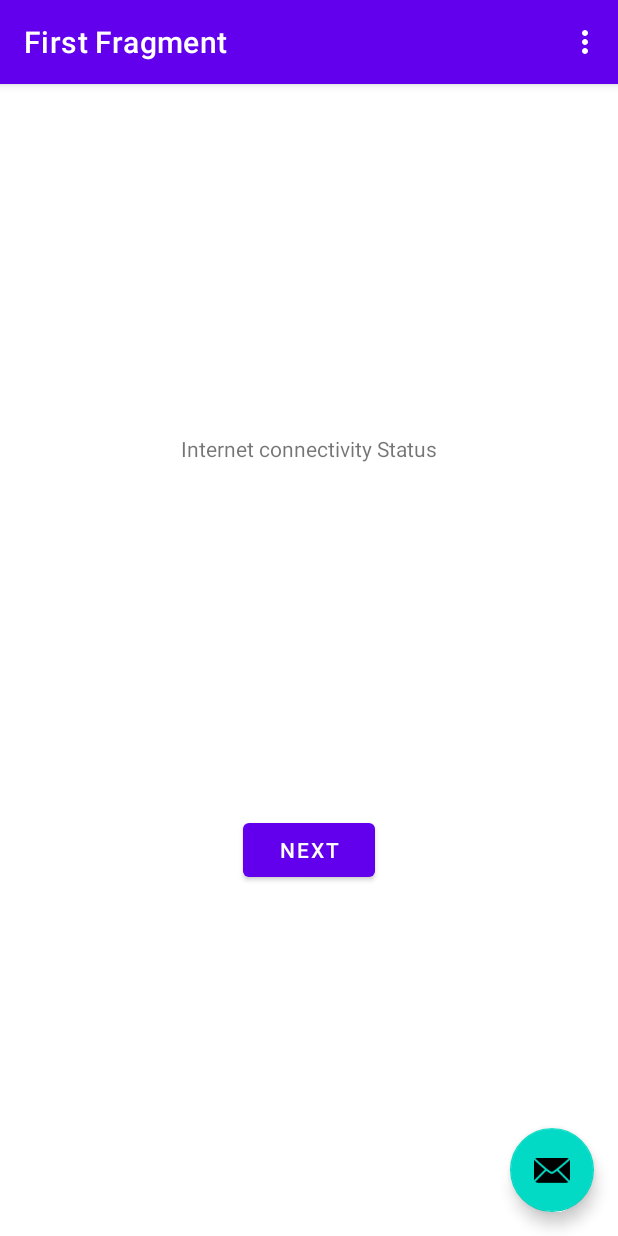
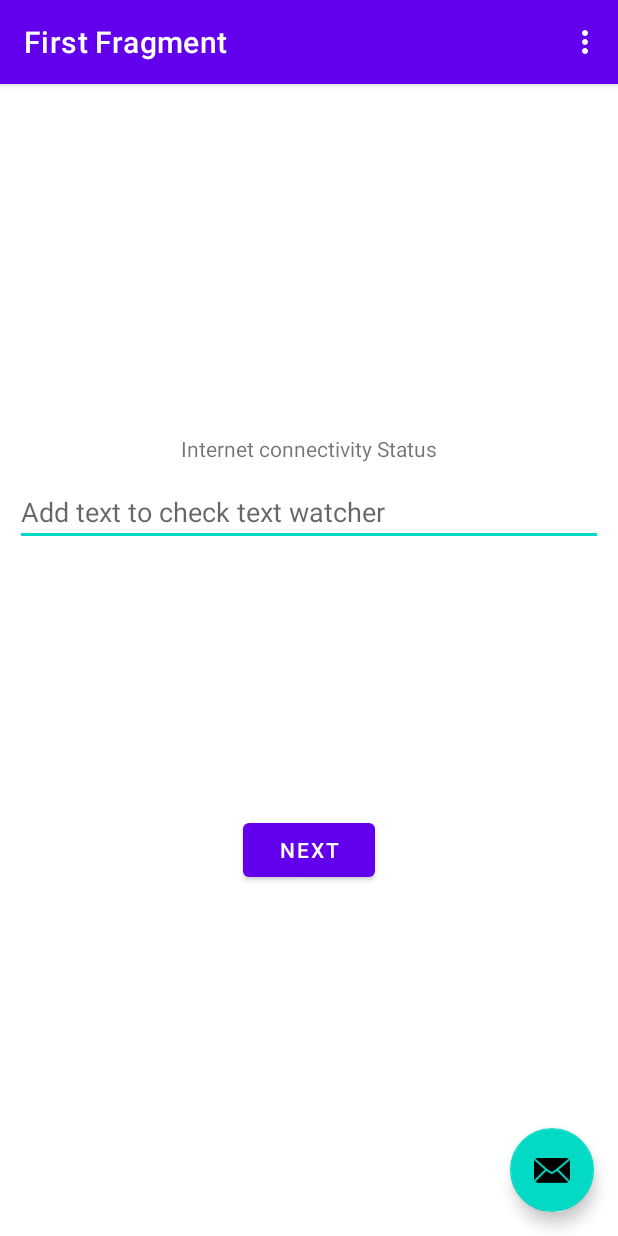
Before and after one commit to vrajendraBhavsar/CallbackFlowApiNetworkCheck, an Android app: the screen it shows after launch (MainActivity), on a phone screen of 412 x 824 dp. Run offline under Robolectric (Android 15) with nearby library versions, the phone set to English and light mode, and no system bars; our stand-ins replace navigation-ui.

Commit message:
- Callback Api with Textwatcher callback

```diff
--- a/app/src/main/java/com/example/callbackflowapinetworkcheck/FirstFragment.kt
+++ b/app/src/main/java/com/example/callbackflowapinetworkcheck/FirstFragment.kt
@@ -1,6 +1,7 @@
 package com.example.callbackflowapinetworkcheck
 
 import android.os.Bundle
+import android.util.Log
 import android.view.LayoutInflater
 import android.view.View
 import android.view.ViewGroup
@@ -8,13 +9,17 @@ import androidx.core.content.ContextCompat
 import androidx.fragment.app.Fragment
 import androidx.lifecycle.lifecycleScope
 import com.example.callbackflowapinetworkcheck.databinding.FragmentFirstBinding
+import com.example.callbackflowapinetworkcheck.util.checkEtTextChange
 import com.example.callbackflowapinetworkcheck.util.checkNetwork
 import kotlinx.coroutines.ExperimentalCoroutinesApi
+import kotlinx.coroutines.FlowPreview
 import kotlinx.coroutines.flow.collect
+import kotlinx.coroutines.flow.debounce
 
 /**
  * A simple [Fragment] subclass as the default destination in the navigation.
  */
+@FlowPreview
 @ExperimentalCoroutinesApi
 class FirstFragment : Fragment() {
 
@@ -42,25 +47,22 @@ class FirstFragment : Fragment() {
             requireContext().checkNetwork().collect { networkStatusBoolean ->
                 val check = when (networkStatusBoolean) {
                     true -> {
-//                        binding.tvNetworkStatus.setTextColor(
-//                            ContextCompat.getColor(
-//                                requireContext(),
-//                                R.color.green
-//                            )
-//                        )
                         "Connected with Internet"
                     }
                     false -> {
-//                        binding.tvNetworkStatus.setTextColor(
-//                            ContextCompat.getColor(
-//                                requireContext(),
-//                                R.color.red
-//                            )
-//                        )
                         "Not connected"
                     }
                 }
                 binding.tvNetworkStatus.text = check
+            }
+        }
+
+        lifecycleScope.launchWhenStarted {
+            binding.etTextChange.checkEtTextChange()
+                .debounce(500L) //500 millis ma jetlu text type thashe, eeetlo text add thashe
+                .collect { newText->
+                binding.tvNetworkStatus.text = "${binding.tvNetworkStatus.text} $newText"
+                    Log.d("VRAJTEST", "onViewCreated: $newText")
             }
         }
     }
--- a/app/src/main/java/com/example/callbackflowapinetworkcheck/util/NetworkUtil.kt
+++ b/app/src/main/java/com/example/callbackflowapinetworkcheck/util/NetworkUtil.kt
@@ -5,6 +5,9 @@ import android.net.ConnectivityManager
 import android.net.Network
 import android.net.NetworkCapabilities
 import android.net.NetworkRequest
+import android.text.Editable
+import android.text.TextWatcher
+import android.widget.EditText
 import kotlinx.coroutines.ExperimentalCoroutinesApi
 import kotlinx.coroutines.channels.awaitClose
 import kotlinx.coroutines.flow.Flow
@@ -45,7 +48,6 @@ fun Context.checkNetwork():Flow<Boolean> = callbackFlow {    //we directly wanna
 
 //callbackFlow -> Convert callbackFlow{} ma used callback into FLow.
 
-
 /* What we did here ?
 * 1. Created Network callback..to get the network status (Aa check krvanu kaam manager kari aapshe)
 * 2. Added Manager(ConnectivityManager) which will check Connectivity status
@@ -54,3 +56,28 @@ fun Context.checkNetwork():Flow<Boolean> = callbackFlow {    //we directly wanna
 *                    otherwise the callback may keep running even when the flow collector is already completed. To avoid such leaks,
 *                    this method throws IllegalStateException if block returns, but the channel is not closed yet.
 * */
+
+fun EditText.checkEtTextChange(): Flow<Editable?> = callbackFlow { //Editable -> when we type new text we get this type od data, Its a NEW text.
+    //1. Callback
+    val textWatcherCallback = object  : TextWatcher{
+        override fun beforeTextChanged(p0: CharSequence?, p1: Int, p2: Int, p3: Int) {
+
+        }
+
+        override fun onTextChanged(p0: CharSequence?, p1: Int, p2: Int, p3: Int) {
+
+        }
+
+        override fun afterTextChanged(newText: Editable?) {
+            //Je text type thahe, eene aapde Emit karavishu..jene collector collect kari lishe
+            offer(newText)
+        }
+    }
+    //2. Attached callback with text change listener
+    addTextChangedListener(textWatcherCallback)
+
+    /*3. unregister callback*/
+    awaitClose {    //Application destroy thata, badha callbacks remove karva
+        removeTextChangedListener(textWatcherCallback)
+    }
+}
--- a/app/src/main/res/layout/fragment_first.xml
+++ b/app/src/main/res/layout/fragment_first.xml
@@ -16,6 +16,16 @@
         app:layout_constraintStart_toStartOf="parent"
         app:layout_constraintTop_toTopOf="parent" />
 
+    <androidx.appcompat.widget.AppCompatEditText
+        android:id="@+id/etTextChange"
+        android:layout_width="match_parent"
+        android:layout_height="wrap_content"
+        android:layout_margin="10dp"
+        android:hint="Add text to check text watcher"
+        app:layout_constraintEnd_toEndOf="parent"
+        app:layout_constraintStart_toStartOf="parent"
+        app:layout_constraintTop_toBottomOf="@+id/tvNetworkStatus" />
+
     <Button
         android:id="@+id/button_first"
         android:layout_width="wrap_content"
```
